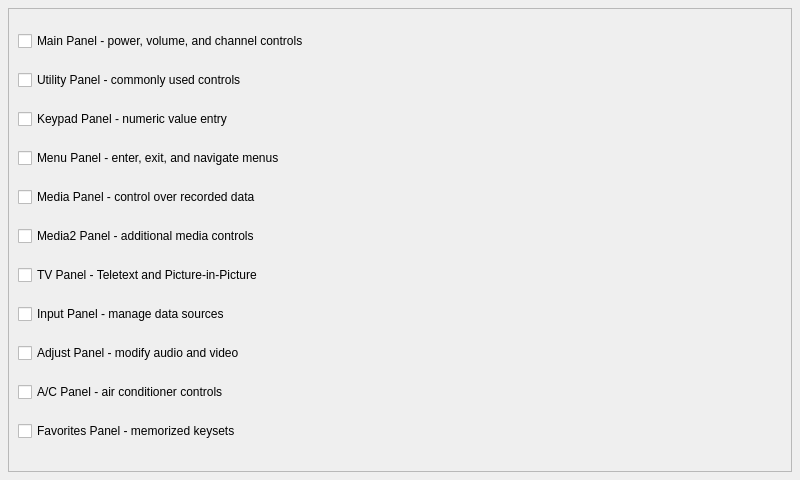
Qt form pirpanelselectionform.ui (jpietrzak8/Pierogi) before a commit.
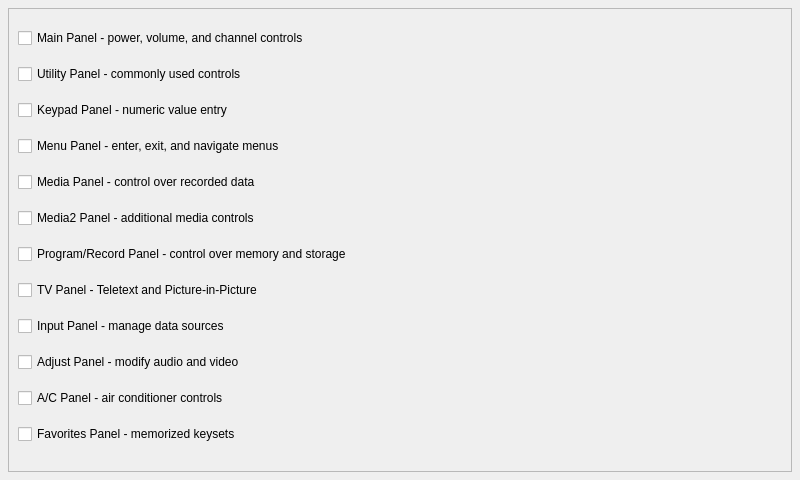
The same form after that commit.

What changed in the file:
```diff
--- a/pirpanelselectionform.ui
+++ b/pirpanelselectionform.ui
@@ -77,6 +77,13 @@
          </property>
         </widget>
        </item>
+       <item>
+        <widget class="QCheckBox" name="recordCheckBox">
+         <property name="text">
+          <string>Program/Record Panel - control over memory and storage</string>
+         </property>
+        </widget>
+       </item>
        <item>
         <widget class="QCheckBox" name="tvCheckBox">
          <property name="text">
```
